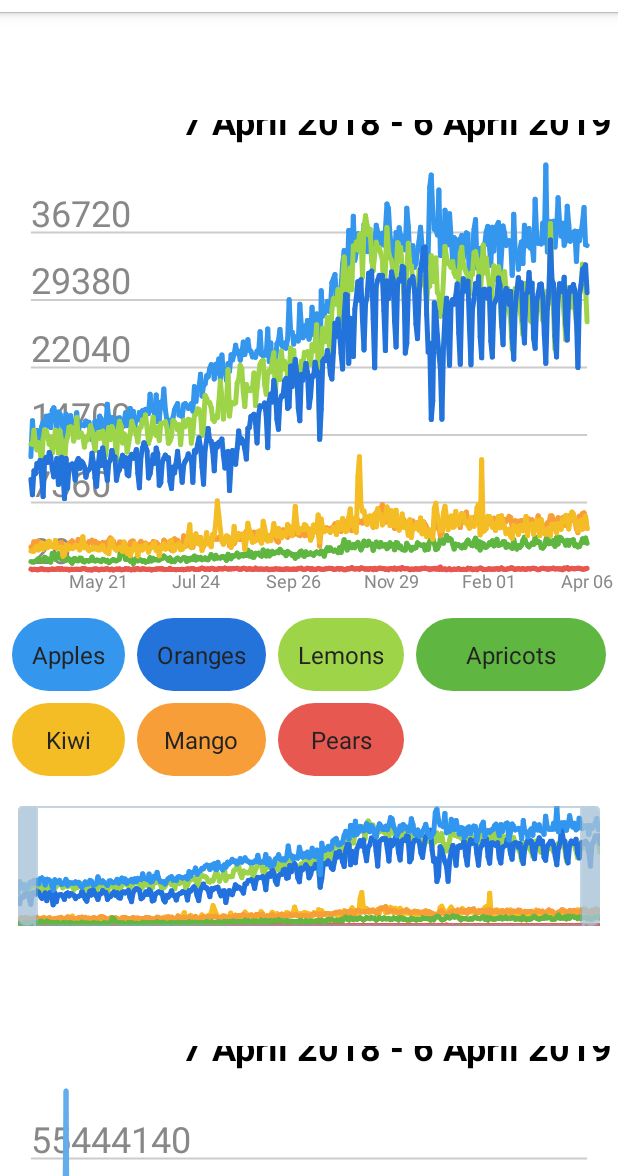
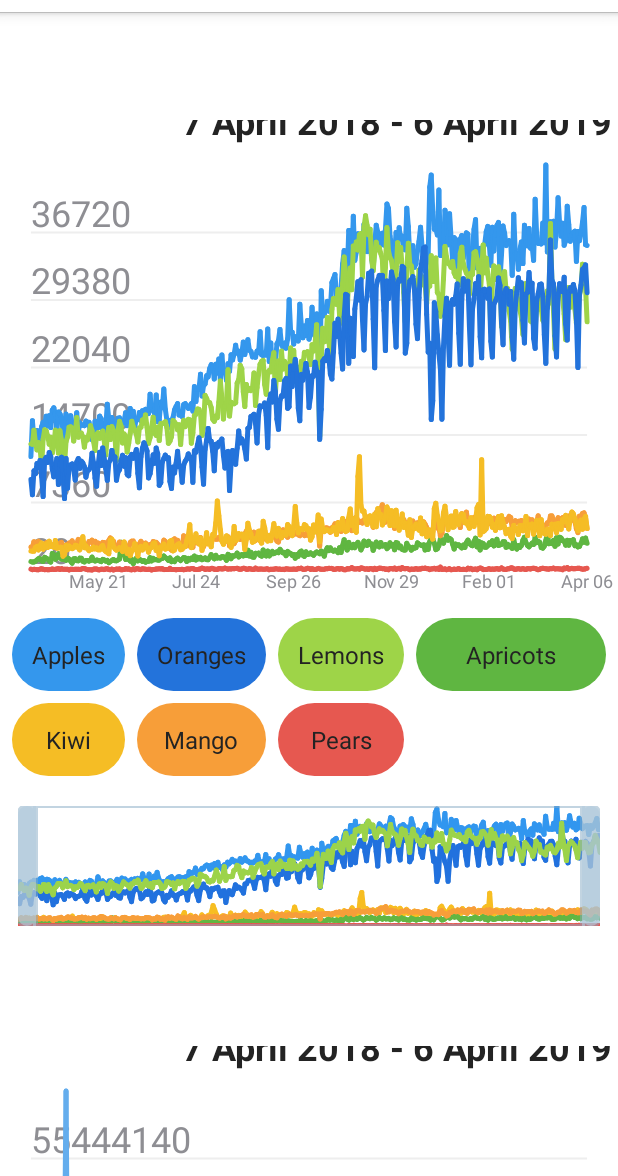
Before and after one commit to e-teplyako/Chart_Drawer_for_Telegram_Contest, an Android app: the screen it shows after launch (MainActivity), scrolled down 1104 dp, on a phone screen of 412 x 824 dp, the part 60-1236 px from its top. Run offline under Robolectric (Android 15) with nearby library versions, the phone set to English and light mode, and no system bars.

Commit message:
fixed Themeing

```diff
--- a/app/src/main/java/com/teplyakova/april/telegramcontest/Drawing/AbsLineChartDrawer.java
+++ b/app/src/main/java/com/teplyakova/april/telegramcontest/Drawing/AbsLineChartDrawer.java
@@ -4,6 +4,7 @@ import android.animation.ValueAnimator;
 import android.graphics.Canvas;
 
 import com.teplyakova.april.telegramcontest.Data.ChartData;
+import com.teplyakova.april.telegramcontest.UI.ThemedDrawer;
 import com.teplyakova.april.telegramcontest.Utils.MathUtils;
 
 import java.util.HashSet;
@@ -110,4 +111,46 @@ public abstract class AbsLineChartDrawer implements ChartDrawer, ValueAnimator.A
 		}
 		return result;
 	}
+
+	@Override
+	public void setPlateFillColor(int color) {
+
+	}
+
+	@Override
+	public void setPrimaryBgColor(int color) {
+		for (LineDrawer drawer : _lineDrawers) {
+			drawer.setPrimaryBgColor(color);
+		}
+	}
+
+	@Override
+	public void setSliderBgColor(int color) {
+
+	}
+
+	@Override
+	public void setSliderHandlerColor(int color) {
+
+	}
+
+	@Override
+	public void setDividerColor(int color) {
+
+	}
+
+	@Override
+	public void setMainTextColor(int color) {
+
+	}
+
+	@Override
+	public void setLabelColor(int color) {
+
+	}
+
+	@Override
+	public void setOpaquePlateColor(int color) {
+
+	}
 }
--- a/app/src/main/java/com/teplyakova/april/telegramcontest/Drawing/AbsScaleDrawer.java
+++ b/app/src/main/java/com/teplyakova/april/telegramcontest/Drawing/AbsScaleDrawer.java
@@ -6,8 +6,9 @@ import android.graphics.Color;
 import android.graphics.Paint;
 
 import com.teplyakova.april.telegramcontest.Data.ChartData;
+import com.teplyakova.april.telegramcontest.UI.ThemedDrawer;
 
-public abstract class AbsScaleDrawer implements ValueAnimator.AnimatorUpdateListener {
+public abstract class AbsScaleDrawer implements ValueAnimator.AnimatorUpdateListener, ThemedDrawer {
 	final int MIN_VALUE_DFLT = 0;
 	final int MAX_VALUE_DFLT = 420;
 	final int SEGMENTS_NUMBER_DFLT = 6;
@@ -77,4 +78,40 @@ public abstract class AbsScaleDrawer implements ValueAnimator.AnimatorUpdateList
 	}
 
 	abstract void drawText(Canvas canvas);
+
+	@Override
+	public void setPlateFillColor(int color) {
+
+	}
+
+	@Override
+	public void setPrimaryBgColor(int color) {
+
+	}
+
+	@Override
+	public void setSliderBgColor(int color) {
+
+	}
+
+	@Override
+	public void setSliderHandlerColor(int color) {
+
+	}
+
+	@Override
+	public abstract void setDividerColor(int color);
+
+	@Override
+	public void setMainTextColor(int color) {
+
+	}
+
+	@Override
+	public abstract void setLabelColor(int color);
+
+	@Override
+	public void setOpaquePlateColor(int color) {
+
+	}
 }
--- a/app/src/main/java/com/teplyakova/april/telegramcontest/Drawing/ChartDrawer.java
+++ b/app/src/main/java/com/teplyakova/april/telegramcontest/Drawing/ChartDrawer.java
@@ -3,7 +3,9 @@ package com.teplyakova.april.telegramcontest.Drawing;
 import android.animation.ValueAnimator;
 import android.graphics.Canvas;
 
-public interface ChartDrawer {
+import com.teplyakova.april.telegramcontest.UI.ThemedDrawer;
+
+public interface ChartDrawer extends ThemedDrawer {
 	Canvas draw(Canvas canvas);
 	void drawChosenPointHighlight(Canvas canvas, int index);
 	void setRangeAndAnimate(float start, float end, ValueAnimator.AnimatorUpdateListener listener);
--- a/app/src/main/java/com/teplyakova/april/telegramcontest/Drawing/HorizontalRangeScaleDrawer.java
+++ b/app/src/main/java/com/teplyakova/april/telegramcontest/Drawing/HorizontalRangeScaleDrawer.java
@@ -8,11 +8,12 @@ import android.graphics.Typeface;
 import android.text.TextPaint;
 import android.util.Log;
 
+import com.teplyakova.april.telegramcontest.UI.ThemedDrawer;
 import com.teplyakova.april.telegramcontest.Utils.DateTimeUtils;
 import com.teplyakova.april.telegramcontest.Utils.MathUtils;
 import java.util.HashMap;
 
-public class HorizontalRangeScaleDrawer {
+public class HorizontalRangeScaleDrawer implements ThemedDrawer {
 	private long[] _allElems;
 	private float _elemWidthPx;
 	private float _distanceBtwElemsPx;
@@ -147,4 +148,44 @@ public class HorizontalRangeScaleDrawer {
 		_endVisibleArea = end;
 		_currentPeriodicity = getCurrentPeriodicity();
 	}
+
+	@Override
+	public void setPlateFillColor(int color) {
+
+	}
+
+	@Override
+	public void setPrimaryBgColor(int color) {
+
+	}
+
+	@Override
+	public void setSliderBgColor(int color) {
+
+	}
+
+	@Override
+	public void setSliderHandlerColor(int color) {
+
+	}
+
+	@Override
+	public void setDividerColor(int color) {
+
+	}
+
+	@Override
+	public void setMainTextColor(int color) {
+
+	}
+
+	@Override
+	public void setLabelColor(int color) {
+		_paint.setColor(color);
+	}
+
+	@Override
+	public void setOpaquePlateColor(int color) {
+
+	}
 }
--- a/app/src/main/java/com/teplyakova/april/telegramcontest/Drawing/LineDrawer.java
+++ b/app/src/main/java/com/teplyakova/april/telegramcontest/Drawing/LineDrawer.java
@@ -19,6 +19,7 @@ public class LineDrawer implements ValueAnimator.AnimatorUpdateListener {
 
 	private Paint _linePaint;
 	private Paint _circlePaint;
+	private int _primaryBgColor;
 	private LineAlphaAnimator _alphaAnimator;
 	private int _alpha = 255;
 
@@ -66,7 +67,7 @@ public class LineDrawer implements ValueAnimator.AnimatorUpdateListener {
 		_circlePaint.setAlpha(getAlpha());
 		canvas.drawCircle(_mappedXPoints[index - _minVisibleIndex], _mappedYPoints[index - _minVisibleIndex], 16f, _circlePaint);
 		//TODO: fix
-		_circlePaint.setColor(Color.WHITE);
+		_circlePaint.setColor(_primaryBgColor);
 		_circlePaint.setAlpha(getAlpha());
 		canvas.drawCircle(_mappedXPoints[index - _minVisibleIndex], _mappedYPoints[index - _minVisibleIndex], 8f, _circlePaint);
 	}
@@ -134,4 +135,8 @@ public class LineDrawer implements ValueAnimator.AnimatorUpdateListener {
 	public boolean isInSetLinesTransion() {
 		return (_alphaAnimator != null && _alphaAnimator.isRunning());
 	}
+
+	public void setPrimaryBgColor(int color) {
+		_primaryBgColor = color;
+	}
 }
--- a/app/src/main/java/com/teplyakova/april/telegramcontest/Drawing/PlateDrawer.java
+++ b/app/src/main/java/com/teplyakova/april/telegramcontest/Drawing/PlateDrawer.java
@@ -9,11 +9,12 @@ import android.graphics.Typeface;
 import android.text.TextPaint;
 
 import com.teplyakova.april.telegramcontest.Data.Item;
+import com.teplyakova.april.telegramcontest.UI.ThemedDrawer;
 import com.teplyakova.april.telegramcontest.Utils.MathUtils;
 
 import java.util.Set;
 
-public class PlateDrawer {
+public class PlateDrawer implements ThemedDrawer {
 	private static final int FONT_SIZE_DP = 12;
 	private static final int VERT_MARGIN_TEXT_DP = 4;
 	private static final int HOR_MARGIN_TEXT_DP = 7;
@@ -36,9 +37,6 @@ public class PlateDrawer {
 	private TextPaint _headerPaint;
 	private TextPaint _itemPaint;
 	private TextPaint _valuePaint;
-
-	private int _borderColor = Color.GRAY;
-	private int _fillColor = Color.WHITE;
 
 	public PlateDrawer(Context context) {
 		setupSizes(context);
@@ -119,13 +117,13 @@ public class PlateDrawer {
 
 	private void setupPaints() {
 		_borderPaint = new Paint();
-		_borderPaint.setColor(_borderColor);
+		_borderPaint.setColor(Color.GRAY);
 		_borderPaint.setStyle(Paint.Style.STROKE);
 		_borderPaint.setStrokeWidth(2);
 
 		_fillPaint = new Paint();
 		_fillPaint.setStyle(Paint.Style.FILL);
-		_fillPaint.setColor(_fillColor);
+		_fillPaint.setColor(Color.WHITE);
 
 		_headerPaint = new TextPaint();
 		_headerPaint.setTypeface(Typeface.create("Roboto", Typeface.BOLD));
@@ -147,4 +145,45 @@ public class PlateDrawer {
 		_valuePaint.setTextAlign(Paint.Align.RIGHT);
 		_valuePaint.setAntiAlias(true);
 	}
+
+	@Override
+	public void setPlateFillColor(int color) {
+		_fillPaint.setColor(color);
+	}
+
+	@Override
+	public void setPrimaryBgColor(int color) {
+
+	}
+
+	@Override
+	public void setSliderBgColor(int color) {
+
+	}
+
+	@Override
+	public void setSliderHandlerColor(int color) {
+
+	}
+
+	@Override
+	public void setDividerColor(int color) {
+		_borderPaint.setColor(color);
+	}
+
+	@Override
+	public void setMainTextColor(int color) {
+		_headerPaint.setColor(color);
+		_itemPaint.setColor(color);
+	}
+
+	@Override
+	public void setLabelColor(int color) {
+
+	}
+
+	@Override
+	public void setOpaquePlateColor(int color) {
+
+	}
 }
--- a/app/src/main/java/com/teplyakova/april/telegramcontest/Drawing/ScaleDrawer.java
+++ b/app/src/main/java/com/teplyakova/april/telegramcontest/Drawing/ScaleDrawer.java
@@ -111,4 +111,14 @@ public class ScaleDrawer extends AbsScaleDrawer {
 			value += step;
 		}
 	}
+
+	@Override
+	public void setDividerColor(int color) {
+		_linePaint.setColor(color);
+	}
+
+	@Override
+	public void setLabelColor(int color) {
+		_textPaint.setColor(color);
+	}
 }
--- a/app/src/main/java/com/teplyakova/april/telegramcontest/Drawing/TwoSidedScaleDrawer.java
+++ b/app/src/main/java/com/teplyakova/april/telegramcontest/Drawing/TwoSidedScaleDrawer.java
@@ -142,6 +142,16 @@ public class TwoSidedScaleDrawer extends AbsScaleDrawer {
 		drawText(canvas, _minValueRight, _maxValueRight, _endX, _rightPaint);
 	}
 
+	@Override
+	public void setDividerColor(int color) {
+		_linePaint.setColor(color);
+	}
+
+	@Override
+	public void setLabelColor(int color) {
+
+	}
+
 	private void drawText(Canvas canvas, int min, int max, float startPoint, TextPaint paint) {
 		float x = startPoint;
 		float y = _endY - TEXT_MARGIN_BOTTOM;
--- a/app/src/main/java/com/teplyakova/april/telegramcontest/UI/ChartView.java
+++ b/app/src/main/java/com/teplyakova/april/telegramcontest/UI/ChartView.java
@@ -26,14 +26,14 @@ import com.teplyakova.april.telegramcontest.Utils.DateTimeUtils;
 import java.util.LinkedHashSet;
 import java.util.Set;
 
-public class ChartView extends View implements ValueAnimator.AnimatorUpdateListener, Subscriber {
+public class ChartView extends View implements ValueAnimator.AnimatorUpdateListener, Subscriber, Themed {
 	private Context _context;
 	private AbsScaleDrawer _scaleDrawer;
 	private PlateDrawer _plateDrawer;
 	private ChartDrawer _chartDrawer;
+	private HorizontalRangeScaleDrawer _hRangeScaleDrawer;
 	private ChartData _chartData;
 	private LocalChartData _localChartData;
-	private HorizontalRangeScaleDrawer _hRangeScaleDrawer;
 
 	private float _chartAreaWidthPx;
 	private float _chartAreaMarginX;
@@ -186,4 +186,24 @@ public class ChartView extends View implements ValueAnimator.AnimatorUpdateListe
 				_localChartData.getLastVisibleIndex(_startRange, _endRange, _chartAreaMarginX, _chartAreaWidthPx), this);
 		invalidate();
 	}
+
+	@Override
+	public void refreshTheme(ThemeHelper themeHelper) {
+		setThemedColors(themeHelper, _plateDrawer);
+		setThemedColors(themeHelper, _chartDrawer);
+		setThemedColors(themeHelper, _scaleDrawer);
+		setThemedColors(themeHelper, _hRangeScaleDrawer);
+		invalidate();
+	}
+
+	private void setThemedColors(ThemeHelper themeHelper, ThemedDrawer drawer) {
+		drawer.setPlateFillColor(themeHelper.getPlateFillColor());
+		drawer.setPrimaryBgColor(themeHelper.getPrimaryBgColor());
+		drawer.setSliderBgColor(themeHelper.getSliderBgColor());
+		drawer.setSliderHandlerColor(themeHelper.getSliderHandlerColor());
+		drawer.setDividerColor(themeHelper.getDividerColor());
+		drawer.setMainTextColor(themeHelper.getMainTextColor());
+		drawer.setLabelColor(themeHelper.getLabelColor());
+		drawer.setOpaquePlateColor(themeHelper.getOpaquePlateColor());
+	}
 }
--- a/app/src/main/java/com/teplyakova/april/telegramcontest/UI/RangeTextView.java
+++ b/app/src/main/java/com/teplyakova/april/telegramcontest/UI/RangeTextView.java
@@ -17,7 +17,7 @@ import com.teplyakova.april.telegramcontest.Events.Subscriber;
 import com.teplyakova.april.telegramcontest.Data.LocalChartData;
 import com.teplyakova.april.telegramcontest.Utils.DateTimeUtils;
 
-public class RangeTextView extends View implements Subscriber {
+public class RangeTextView extends View implements Subscriber, Themed {
 	private ChartData _chartData;
 	private LocalChartData _localChartData;
 	private float _startRange = 0f;
@@ -61,4 +61,10 @@ public class RangeTextView extends View implements Subscriber {
 		_endRange = end;
 		invalidate();
 	}
+
+	@Override
+	public void refreshTheme(ThemeHelper themeHelper) {
+		_textPaint.setColor(themeHelper.getMainTextColor());
+		invalidate();
+	}
 }
--- a/app/src/main/java/com/teplyakova/april/telegramcontest/UI/SliderView.java
+++ b/app/src/main/java/com/teplyakova/april/telegramcontest/UI/SliderView.java
@@ -20,7 +20,7 @@ import com.teplyakova.april.telegramcontest.Utils.MathUtils;
 
 import java.util.HashSet;
 
-public class SliderView extends View implements ValueAnimator.AnimatorUpdateListener, Publisher {
+public class SliderView extends View implements ValueAnimator.AnimatorUpdateListener, Publisher, Themed {
 	private static final float CHOSEN_AREA_START_DFLT = 0f;
 	private static final float CHOSEN_AREA_END_DFLT = 1f;
 	private static final float ROUNDING_RADIUS = 15f;
@@ -34,6 +34,7 @@ public class SliderView extends View implements ValueAnimator.AnimatorUpdateList
 
 	private Paint _bgTintPaint;
 	private Paint _handlerPaint;
+	private int _primaryBgColor;
 
 	private Path _bgPath = new Path();
 	private Path _handlerPath = new Path();
@@ -51,6 +52,7 @@ public class SliderView extends View implements ValueAnimator.AnimatorUpdateList
 
 	private Bitmap _chartBitMap;
 	private boolean _transitionJustEnded;
+	private boolean _themeJustRefreshed;
 
 	private HashSet<Subscriber> _subscribers = new HashSet<Subscriber>();
 
@@ -110,20 +112,21 @@ public class SliderView extends View implements ValueAnimator.AnimatorUpdateList
 		if (_chartDrawer.isInSetLinesTransition()) {
 			_chartDrawer.draw(canvas);
 		}
-		else if(transitionJustEnded()) {
+		else if(transitionJustEnded() || isThemeJustRefreshed()) {
 			_chartBitMap = Bitmap.createBitmap(canvas.getWidth(), canvas.getHeight(), Bitmap.Config.RGB_565);
 			Canvas canvasForBitmap = new Canvas(_chartBitMap);
-			canvasForBitmap.drawColor(Color.WHITE); //TODO: fix
+			canvasForBitmap.drawColor(_primaryBgColor); //TODO: fix
 			canvasForBitmap = _chartDrawer.drawChartForGlobalRange(canvasForBitmap);
 			canvasForBitmap.setBitmap(_chartBitMap);
 			setTransitionJustEnded(false);
+			setThemeJustRefreshed(false);
 			canvas.drawBitmap(_chartBitMap, 0, 0, null);
 		}
 		else if (_chartBitMap != null){
 			canvas.drawBitmap(_chartBitMap, 0, 0, null);
 		}
 		else {
-			canvas.drawColor(Color.WHITE); //TODO: fix
+			canvas.drawColor(_primaryBgColor); //TODO: fix
 			_chartDrawer.draw(canvas);
 		}
 		canvas.drawPath(_bgPath, _bgTintPaint);
@@ -301,4 +304,21 @@ public class SliderView extends View implements ValueAnimator.AnimatorUpdateList
 			s.updateRange(_chosenAreaStart, _chosenAreaEnd);
 		}
 	}
+
+	@Override
+	public void refreshTheme(ThemeHelper themeHelper) {
+		setBgColor(themeHelper.getSliderBgColor());
+		setHandlerColor(themeHelper.getSliderHandlerColor());
+		_primaryBgColor = themeHelper.getPrimaryBgColor();
+		setThemeJustRefreshed(true);
+		invalidate();
+	}
+
+	private void setThemeJustRefreshed(boolean value) {
+		_themeJustRefreshed = value;
+	}
+
+	private boolean isThemeJustRefreshed() {
+		return _themeJustRefreshed;
+	}
 }
```
